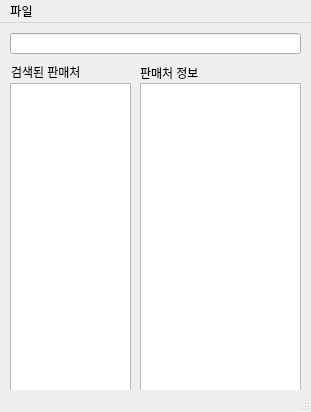
Old version of the form oops.ui in the repository shinmoonsu/oops.
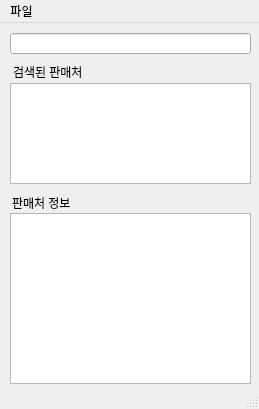
New version of the form.

```diff
--- a/oops.ui
+++ b/oops.ui
@@ -6,8 +6,8 @@
    <rect>
     <x>0</x>
     <y>0</y>
-    <width>311</width>
-    <height>412</height>
+    <width>259</width>
+    <height>409</height>
    </rect>
   </property>
   <property name="windowTitle">
@@ -19,33 +19,23 @@
      <rect>
       <x>10</x>
       <y>10</y>
-      <width>291</width>
+      <width>241</width>
       <height>21</height>
      </rect>
     </property>
     <property name="font">
      <font>
       <family>맑은 고딕</family>
-      <pointsize>12</pointsize>
+      <pointsize>11</pointsize>
       <weight>50</weight>
       <bold>false</bold>
      </font>
     </property>
    </widget>
-   <widget class="QColumnView" name="columnView_2">
-    <property name="geometry">
-     <rect>
-      <x>140</x>
-      <y>60</y>
-      <width>161</width>
-      <height>311</height>
-     </rect>
-    </property>
-   </widget>
    <widget class="QLabel" name="label">
     <property name="geometry">
      <rect>
-      <x>11</x>
+      <x>13</x>
       <y>39</y>
       <width>81</width>
       <height>19</height>
@@ -58,9 +48,9 @@
    <widget class="QLabel" name="label_2">
     <property name="geometry">
      <rect>
-      <x>140</x>
-      <y>40</y>
-      <width>71</width>
+      <x>12</x>
+      <y>170</y>
+      <width>70</width>
       <height>19</height>
      </rect>
     </property>
@@ -73,8 +63,18 @@
      <rect>
       <x>10</x>
       <y>60</y>
-      <width>121</width>
-      <height>311</height>
+      <width>241</width>
+      <height>101</height>
+     </rect>
+    </property>
+   </widget>
+   <widget class="QTableWidget" name="tableWidget">
+    <property name="geometry">
+     <rect>
+      <x>10</x>
+      <y>190</y>
+      <width>241</width>
+      <height>171</height>
      </rect>
     </property>
    </widget>
@@ -84,8 +84,8 @@
     <rect>
      <x>0</x>
      <y>0</y>
-     <width>311</width>
-     <height>21</height>
+     <width>259</width>
+     <height>20</height>
     </rect>
    </property>
    <widget class="QMenu" name="menu">
```
Left out of the diff: 54 changed lines with no effect on the pictures.
